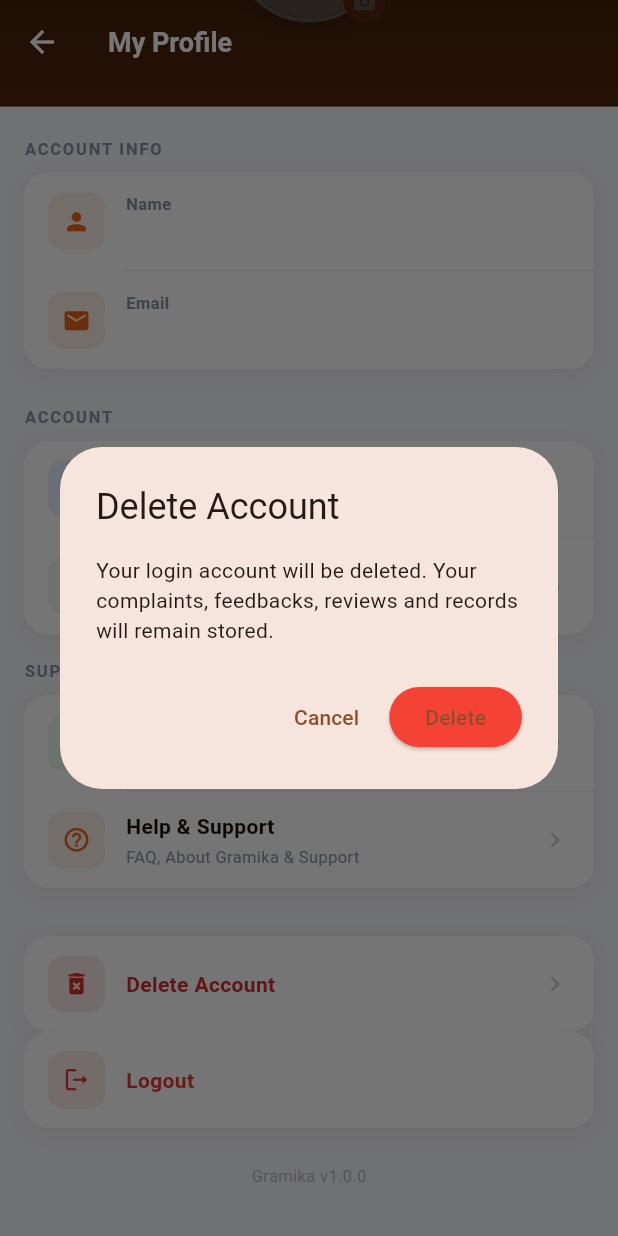
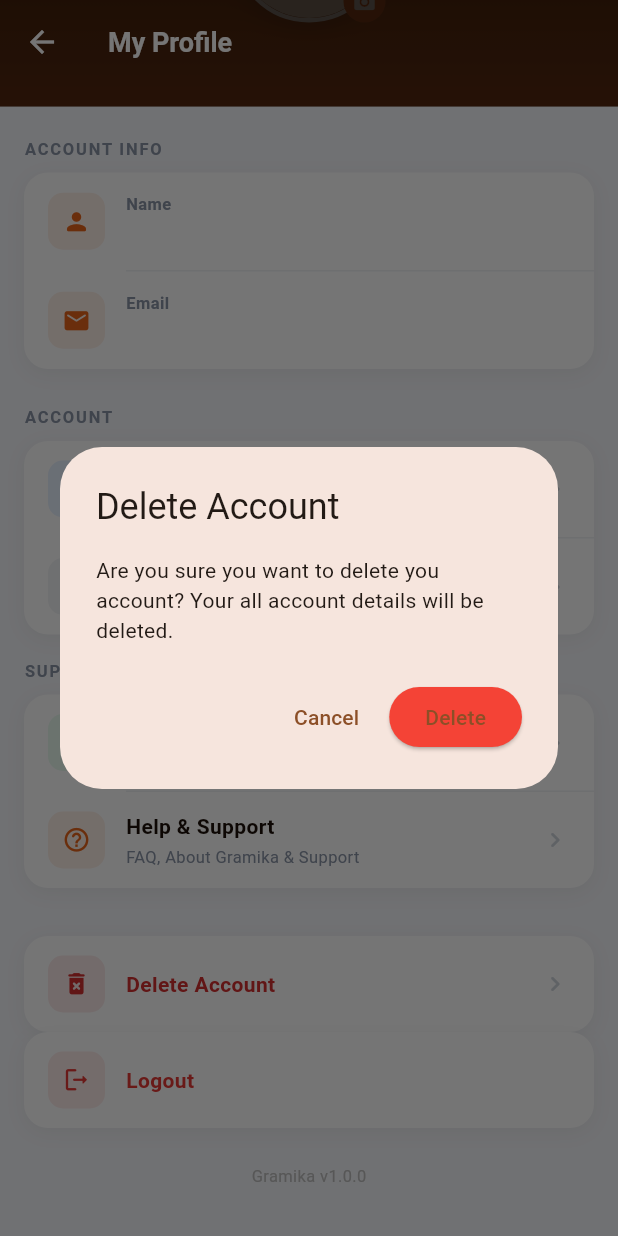
Before and after one commit to sahla-arch/Gramika, a Flutter app: the ProfilePage screen opened directly, scrolled down 159 dp, after a tap on "Delete Account", on a phone screen of 412 x 824 dp. Run offline on Flutter 3.47's test engine with Material 3 defaults, Android fonts, the phone set to English and light mode, and no system bars; our stand-ins replace cloud_firestore, firebase_auth, firebase_core, flutter_animate, flutter_map, google_fonts and 4 more; accounts and stored records are empty.

Commit message:
Update profile_pg.dart

```diff
--- a/lib/screens/profile/profile_pg.dart
+++ b/lib/screens/profile/profile_pg.dart
@@ -464,7 +464,7 @@ class _ProfilePageState extends State<ProfilePage> {
                               builder: (_) => AlertDialog(
                                 title: const Text('Delete Account'),
                                 content: const Text(
-                                  'Your login account will be deleted. Your complaints, feedbacks, reviews and records will remain stored.',
+                                  'Are you sure you want to delete you account? Your all account details will be deleted.',
                                 ),
                                 actions: [
                                   TextButton(
```
